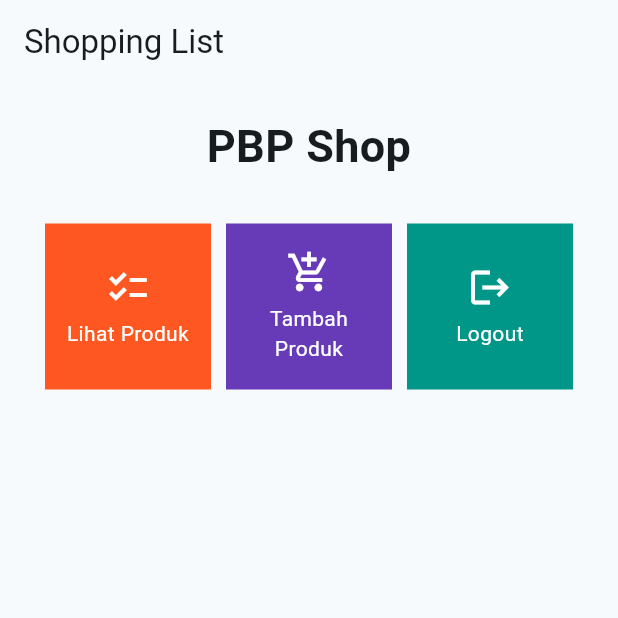
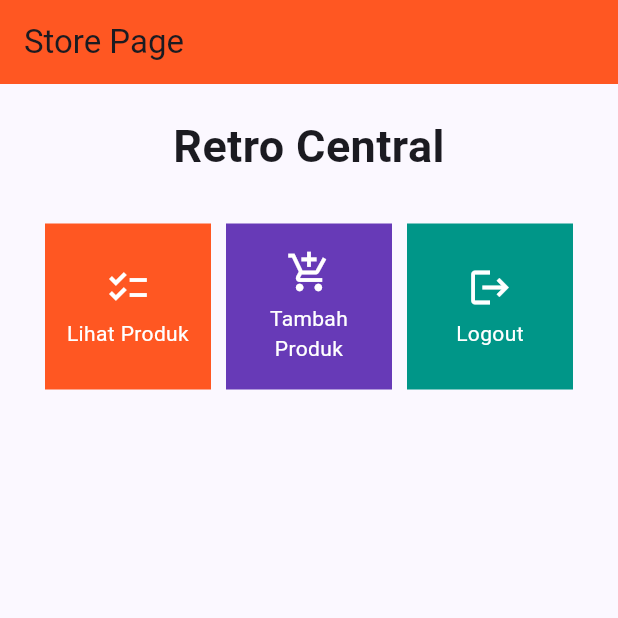
Before and after one commit to farrelsheva/retro-central-mobile, a Flutter app: the screen it shows after launch, on a phone screen of 412 x 824 dp, the top half of it. Run offline on Flutter 3.47's test engine with Material 2 defaults, Android fonts, the light colour scheme and no system bars.

Commit message:
fixed appBar

```diff
--- a/lib/main.dart
+++ b/lib/main.dart
@@ -29,7 +29,7 @@ class MyApp extends StatelessWidget {
         //
         // This works for code too, not just values: Most code changes can be
         // tested with just a hot reload.
-        colorScheme: ColorScheme.fromSeed(seedColor: Colors.blueGrey),
+        colorScheme: ColorScheme.fromSeed(seedColor: Colors.indigo),
         useMaterial3: true,
       ),
       home: MyHomePage(),
--- a/lib/menu.dart
+++ b/lib/menu.dart
@@ -9,22 +9,14 @@ class MyHomePage extends StatelessWidget {
     ShopItem("Logout", Icons.logout, Colors.teal),
   ];
 
-  // This widget is the home page of your application. It is stateful, meaning
-  // that it has a State object (defined below) that contains fields that affect
-  // how it looks.
-
-  // This class is the configuration for the state. It holds the values (in this
-  // case the title) provided by the parent (in this case the App widget) and
-  // used by the build method of the State. Fields in a Widget subclass are
-  // always marked "final".
-
   @override
   Widget build(BuildContext context) {
     return Scaffold(
       appBar: AppBar(
         title: const Text(
-          'Shopping List',
+          'Store Page',
         ),
+        backgroundColor: Colors.deepOrange,
       ),
       body: SingleChildScrollView(
         // Widget wrapper yang dapat discroll
@@ -37,7 +29,7 @@ class MyHomePage extends StatelessWidget {
                 padding: EdgeInsets.only(top: 10.0, bottom: 10.0),
                 // Widget Text untuk menampilkan tulisan dengan alignment center dan style yang sesuai
                 child: Text(
-                  'PBP Shop', // Text yang menandakan toko
+                  'Retro Central', // Text yang menandakan toko
                   textAlign: TextAlign.center,
                   style: TextStyle(
                     fontSize: 30,
```
Also changed, not shown: 1 other file.
